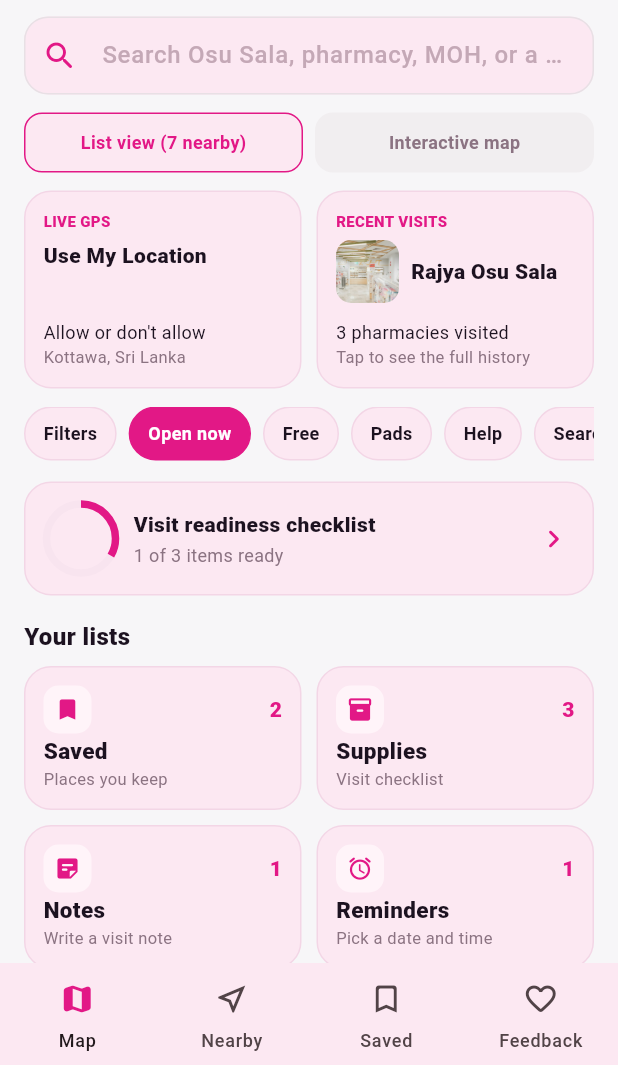
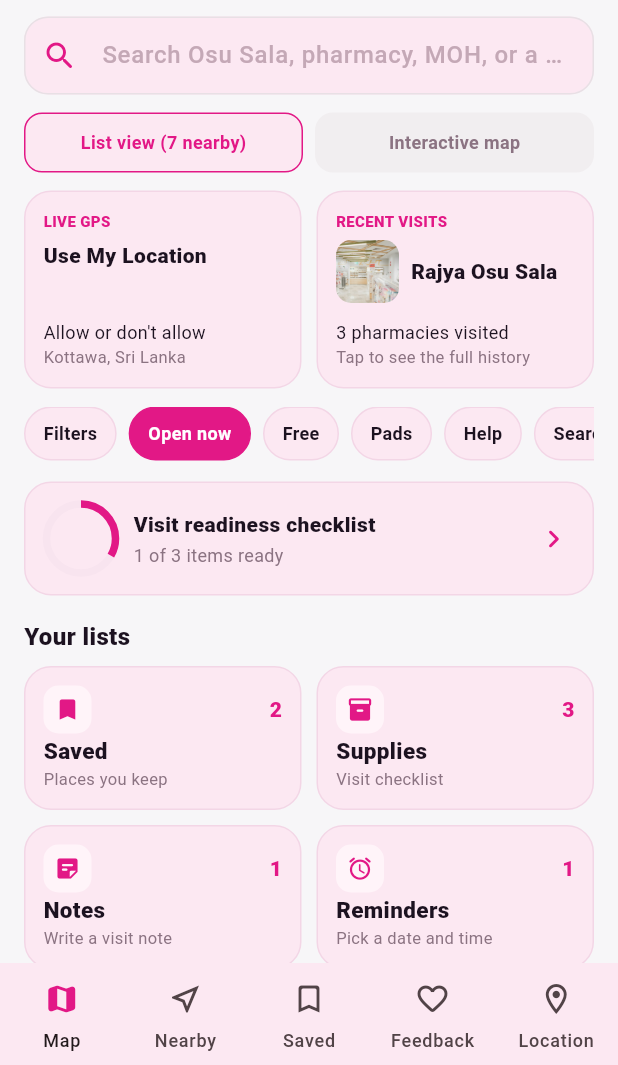
Before and after one commit to sathira21/CycleTracket, a Flutter app: the screen it shows after launch, on a phone screen of 412 x 824 dp, the part 171-1236 px from its top. Run offline on Flutter 3.47's test engine with Material 3 defaults, Android fonts, the phone set to English and light mode, and no system bars; our stand-ins replace flutter_map, geolocator, google_fonts, hive, hive_flutter, latlong2 and 2 more; accounts and stored records are empty; statements that could not run were skipped.

Commit message:
Add a Location tab with a pin icon to the Find Help navigation bar.

```diff
--- a/find_help/lib/screens/home_screen.dart
+++ b/find_help/lib/screens/home_screen.dart
@@ -17,14 +17,16 @@ import 'search_screen.dart';
 import 'supplies_screen.dart';
 
 class HomeScreen extends StatefulWidget {
-  const HomeScreen({super.key});
+  const HomeScreen({super.key, this.openMap = false});
+
+  final bool openMap;
 
   @override
   State<HomeScreen> createState() => _HomeScreenState();
 }
 
 class _HomeScreenState extends State<HomeScreen> {
-  var _map = false;
+  late var _map = widget.openMap;
   final _search = TextEditingController();
   final _focus = FocusNode();
 
--- a/find_help/lib/screens/shell_screen.dart
+++ b/find_help/lib/screens/shell_screen.dart
@@ -23,6 +23,7 @@ class ShellScreen extends StatelessWidget {
           ResultsScreen(showBack: false),
           SavedScreen(showBack: false),
           _FeedbackTab(),
+          HomeScreen(openMap: true),
         ],
       ),
       bottomNavigationBar: NavigationBar(
@@ -53,6 +54,11 @@ class ShellScreen extends StatelessWidget {
             selectedIcon: Icon(Icons.favorite_rounded, color: AppColors.primary),
             label: 'Feedback',
           ),
+          NavigationDestination(
+            icon: Icon(Icons.location_on_outlined),
+            selectedIcon: Icon(Icons.location_on, color: AppColors.primary),
+            label: 'Location',
+          ),
         ],
       ),
     );
```
